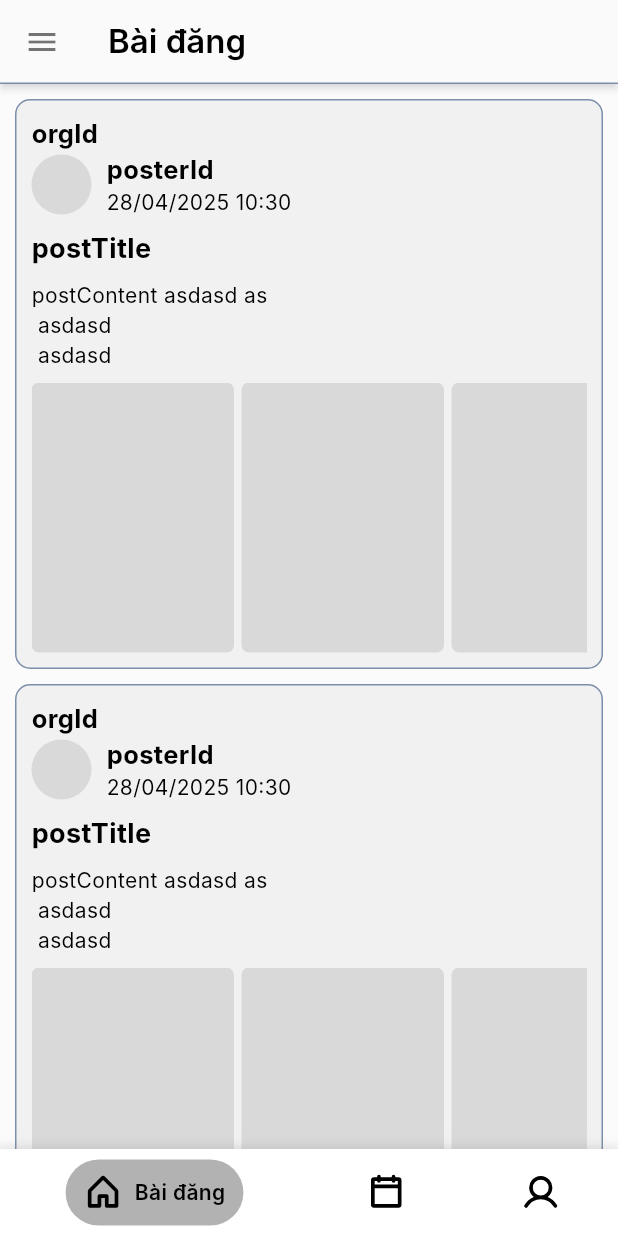
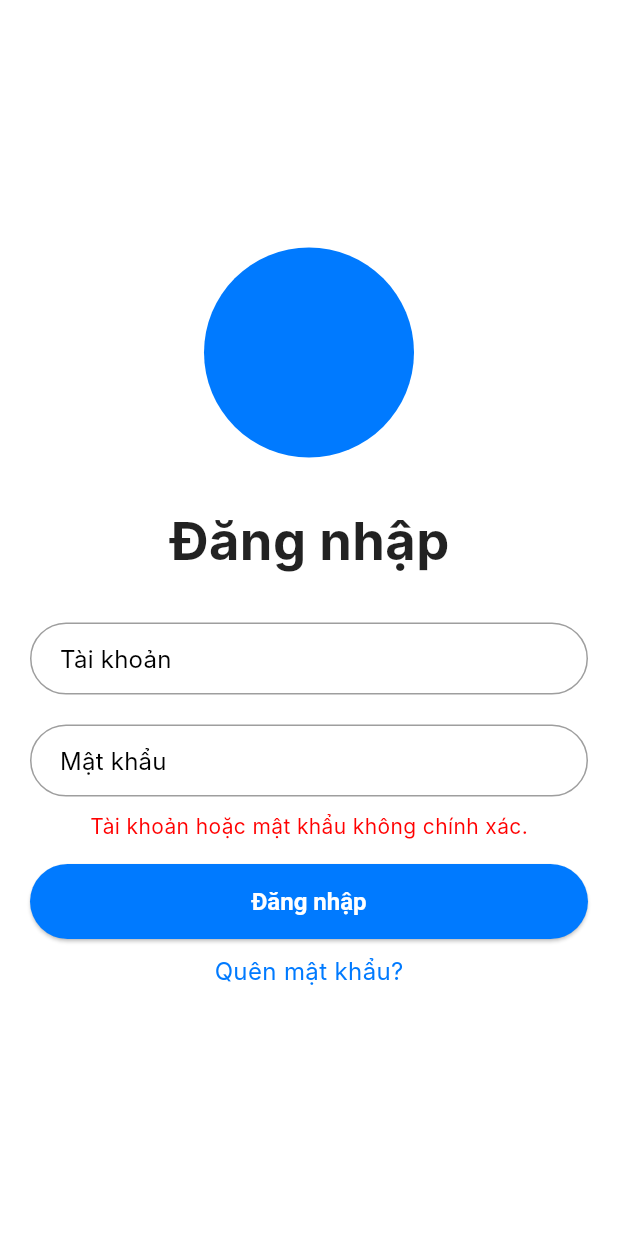
Before and after one commit to leequanno1/qnu_mobile, a Flutter app: the screen it shows after launch, on a phone screen of 412 x 824 dp. Run offline on Flutter 3.47's test engine with Material 3 defaults, Android fonts, the phone set to English and light mode, and no system bars; drawn by our look-alikes of stylish_bottom_bar; our stand-ins replace get, image_picker, phosphor_flutter; Roboto replaces fonts that are missing (Inter).

Commit message:
add login view

```diff
--- /dev/null
+++ b/lib/biding/login_biding.dart
@@ -0,0 +1,10 @@
+import 'package:get/get.dart';
+import 'package:qnu_mobile/controller/authent/authent_controller.dart';
+
+class LoginBiding extends Bindings {
+  @override
+  void dependencies() {
+    Get.lazyPut(()=> AuthentController());
+  }
+
+}
--- /dev/null
+++ b/lib/controller/authent/authent_controller.dart
@@ -0,0 +1,5 @@
+import 'package:get/get.dart';
+
+class AuthentController extends GetxController {
+
+}
--- a/lib/data/services/state_service.dart
+++ b/lib/data/services/state_service.dart
@@ -1,7 +1,7 @@
 import 'package:get/get.dart';
 
 class StateService extends GetxService {
-  final _isAuthenticated = true.obs;
+  final _isAuthenticated = false.obs;
 
   bool get isAuthenticated => _isAuthenticated.value;
 
--- /dev/null
+++ b/lib/presentation/dialog/custom_diaglog.dart
@@ -0,0 +1,6 @@
+import 'package:flutter/material.dart';
+import 'package:get/get.dart';
+
+abstract class CustomDiaglog {
+  void render(BuildContext context, GetxController? controller);
+}
--- /dev/null
+++ b/lib/presentation/views/login/login_view.dart
@@ -0,0 +1,107 @@
+import 'package:flutter/material.dart';
+import 'package:qnu_mobile/assets/app_color.dart';
+import 'package:qnu_mobile/presentation/styles/button_style.dart';
+
+class LoginView extends StatelessWidget {
+  const LoginView({super.key});
+
+  @override
+  Widget build(BuildContext context) {
+    return Scaffold(
+      resizeToAvoidBottomInset: true,
+      body: SafeArea(
+        child: Center(
+          child: SingleChildScrollView(
+            padding: const EdgeInsets.only(left: 20, right: 20, top: 10, bottom: 10),
+            child: Column(
+              mainAxisSize: MainAxisSize.min,
+              children: [
+                CircleAvatar(
+                  radius: 70,
+                ),
+                const SizedBox(height: 30,),
+                const Text("Đăng nhập", style: TextStyle(color: Colors.black87, fontSize: 35, fontWeight: FontWeight.bold),),
+                const SizedBox(height: 30,),
+                TextFormField(
+                  style: TextStyle(color: Colors.black),
+                  decoration: InputDecoration(
+                      labelText: 'Tài khoản',
+                      enabledBorder: OutlineInputBorder(
+                        borderRadius: BorderRadius.circular(
+                            30), // 👈 Bo góc 10 khi chưa focus
+                        borderSide: BorderSide(color: Colors.grey),
+                      ),
+                      focusedBorder: OutlineInputBorder(
+                        borderRadius:
+                            BorderRadius.circular(30), // 👈 Bo góc 10 khi focus
+                        borderSide: BorderSide(color: Colors.blue, width: 2),
+                      ),
+                      labelStyle: TextStyle(color: Colors.black)),
+                ),
+                const SizedBox(height: 20,),
+                TextFormField(
+                  style: TextStyle(color: Colors.black),
+                  decoration: InputDecoration(
+                      labelText: 'Mật khẩu',
+                      enabledBorder: OutlineInputBorder(
+                        borderRadius: BorderRadius.circular(
+                            30), // 👈 Bo góc 10 khi chưa focus
+                        borderSide: BorderSide(color: Colors.grey),
+                      ),
+                      focusedBorder: OutlineInputBorder(
+                        borderRadius:
+                            BorderRadius.circular(30), // 👈 Bo góc 10 khi focus
+                        borderSide: BorderSide(color: Colors.blue, width: 2),
+                      ),
+                      labelStyle: TextStyle(color: Colors.black)),
+                ),
+                const SizedBox(height: 10,),
+                const Text("Tài khoản hoặc mật khẩu không chính xác.", style: TextStyle(color: AppColors.error),),
+                const SizedBox(height: 15,),
+                SizedBox(width: double.maxFinite, height: 50, child: ElevatedButton(onPressed: () {}, style: buttonPrimary, child: Text("Đăng nhập"))),
+                const SizedBox(height: 10,),
+                Text("Quên mật khẩu?", style: TextStyle(color: AppColors.primary, fontSize: 16, ),)
+              ],
+            ),
+          ),
+        ),
+      ),
+    );
+  }
+}
+
+// return Scaffold(
+//       body: SafeArea(
+//         child: Column(
+//           mainAxisSize: MainAxisSize.max,
+//           children: [
+//             CircleAvatar(),
+//             const Text("Đăng nhập"),
+//             Form(
+//                 child: Column(
+//               children: [
+//                 Expanded(
+//                   child: TextFormField(
+//                     style: TextStyle(color: Colors.black),
+//                     decoration: InputDecoration(
+//                         labelText: 'Tài khoản',
+//                         labelStyle: TextStyle(color: Colors.black)),
+//                   ),
+//                 ),
+//                 Expanded(
+//                   child: TextFormField(
+//                     style: TextStyle(color: Colors.black),
+//                     decoration: InputDecoration(
+//                         labelText: 'Mật khẩu',
+//                         labelStyle: TextStyle(color: Colors.black)),
+//                   ),
+//                 ),
+//                 const Text("Tài khoản hoặc mật khẩu không chính xác."),
+//                 ElevatedButton(onPressed: () {}, child: Text("Đăng nhập")),
+//               ],
+//             )),
+//             Text("Quên mật khẩu?")
+//           ],
+//         ),
+//       ),
+//     );
--- a/lib/routes/app_page.dart
+++ b/lib/routes/app_page.dart
@@ -1,8 +1,10 @@
 import 'package:get/get_navigation/src/routes/get_route.dart';
 import 'package:qnu_mobile/biding/content_moderation_biding.dart';
+import 'package:qnu_mobile/biding/login_biding.dart';
 import 'package:qnu_mobile/biding/main_layout_biding.dart';
 import 'package:qnu_mobile/biding/org_screen_biding.dart';
 import 'package:qnu_mobile/middlewares/authent_middleware.dart';
+import 'package:qnu_mobile/presentation/views/login/login_view.dart';
 import 'package:qnu_mobile/presentation/views/main/main_layout.dart';
 import 'package:qnu_mobile/presentation/views/org/content_moderation_screen.dart';
 import 'package:qnu_mobile/presentation/views/org/org_screen.dart';
@@ -32,6 +34,12 @@ class AppPages {
       binding: ContentModerationBiding(),
     ),
 
+    GetPage(
+      name: RouteNames.login,
+      page: () => const LoginView(),
+      binding: LoginBiding(),
+    ),
+
     // GetPage(
     //   name: RouteNames.createPost,
     //   page: () => const CreatePostView(),
```
Also changed, not shown: lib/presentation/dialog/logout_dialog.dart (added, +41 -0 lines), lib/presentation/styles/button_style.dart (+28 -0 lines), lib/presentation/views/forget_pass/forget_pass_view.dart (added, +10 -0 lines), lib/presentation/views/main/profile_view.dart (+7 -2 lines).
